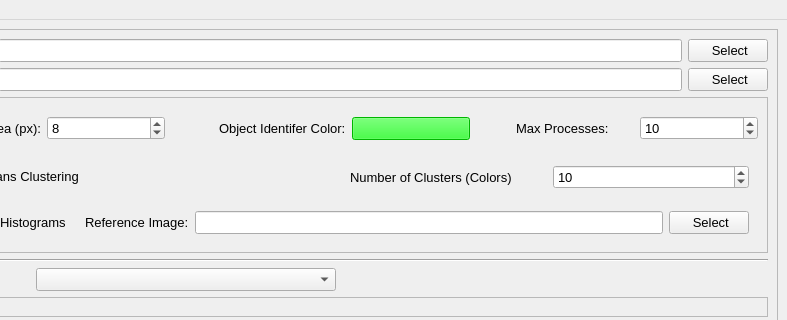
First picture: the form in resources/views/MainWindow.ui, repository crgrove/automated-drone-image-analysis-tool, before the edit; both pictures show x 110 to 897 and y 0 to 320 of the 897 by 840 pixel window.
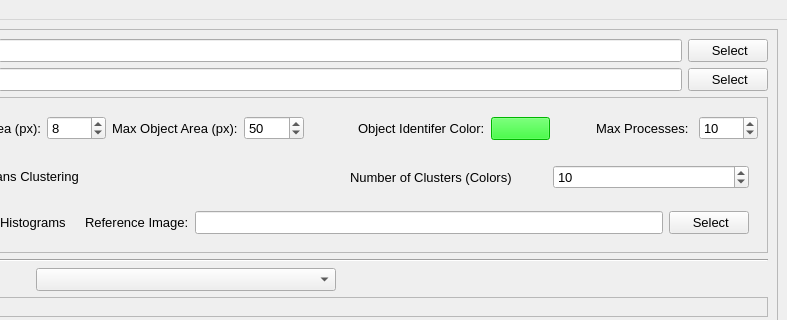
Second picture: the form after the edit. Icons and pictures are not drawn.

The edit to the form file:
```diff
--- a/resources/views/MainWindow.ui
+++ b/resources/views/MainWindow.ui
@@ -170,6 +170,38 @@
               </property>
              </widget>
             </item>
+            <item>
+             <widget class="QLabel" name="maxAreaLabel">
+              <property name="font">
+               <font>
+                <pointsize>10</pointsize>
+                <weight>50</weight>
+                <bold>false</bold>
+               </font>
+              </property>
+              <property name="text">
+               <string>Max Object Area (px):</string>
+              </property>
+             </widget>
+            </item>
+            <item>
+             <widget class="QSpinBox" name="maxAreaSpinBox">
+              <property name="font">
+               <font>
+                <pointsize>10</pointsize>
+               </font>
+              </property>
+              <property name="minimum">
+               <number>1</number>
+              </property>
+              <property name="maximum">
+               <number>2000</number>
+              </property>
+              <property name="value">
+               <number>50</number>
+              </property>
+             </widget>
+            </item>
             <item>
              <spacer name="generalHorizontalSpacer1">
               <property name="orientation">
```
